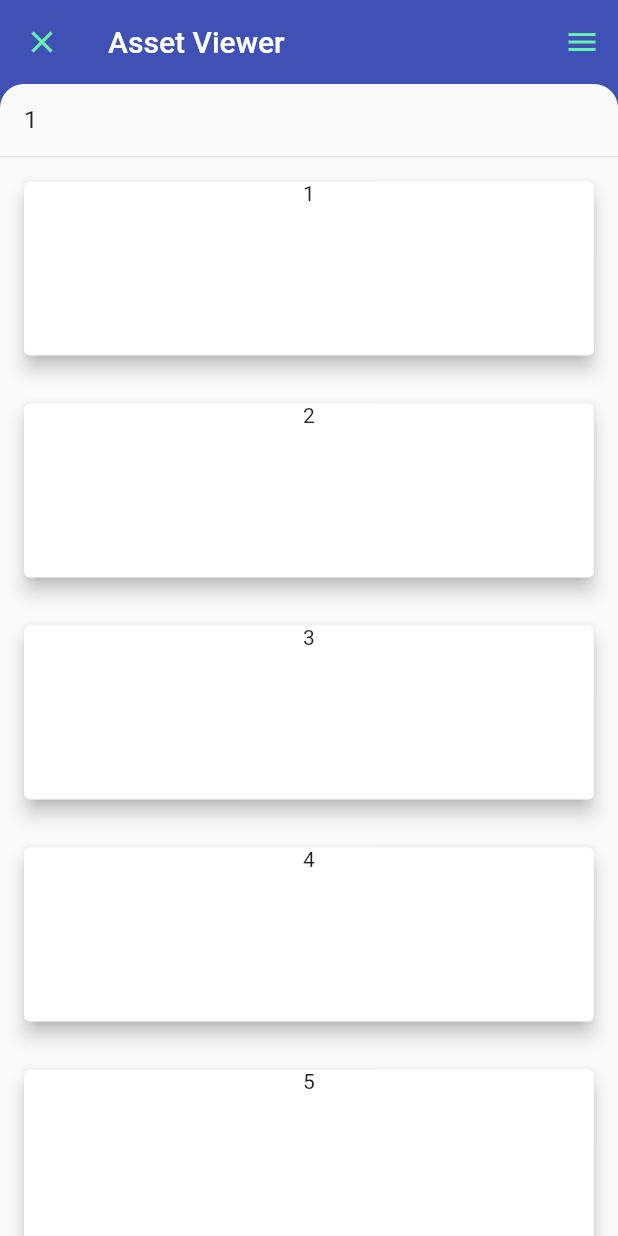
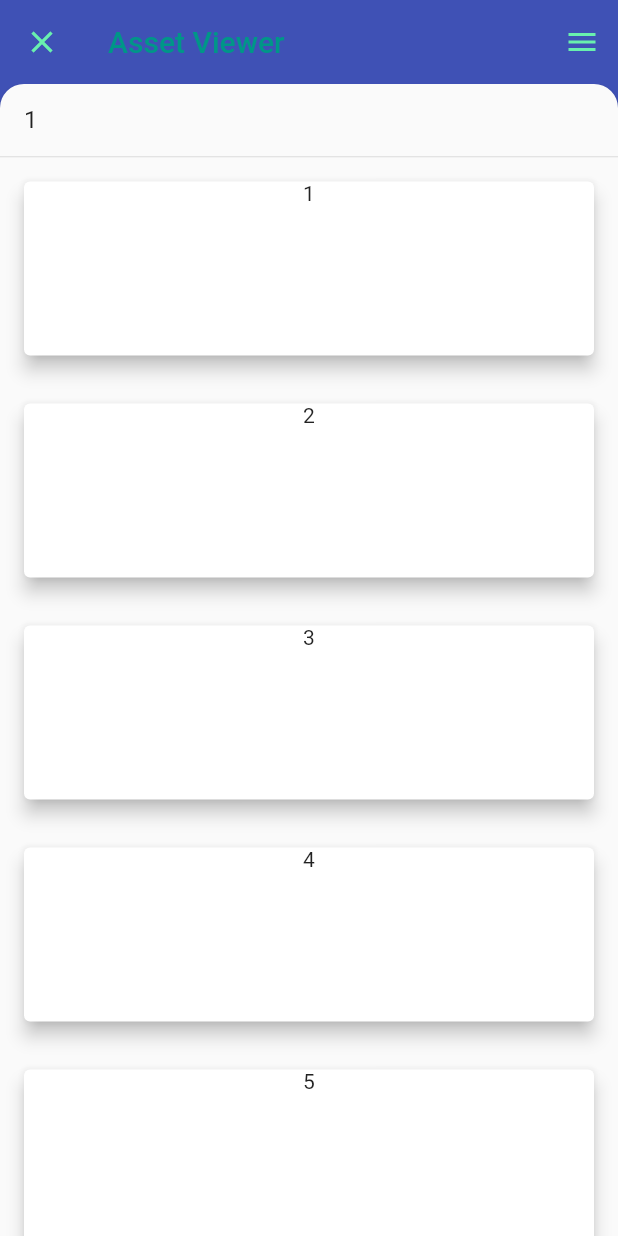
Before and after one commit to ko2ic/spike_flutter_material_theming, a Flutter app: the screen it shows after launch, after a tap on the "message" icon, on a phone screen of 412 x 824 dp. Run offline on Flutter 3.47's test engine with Material 2 defaults, Android fonts, the phone set to English and light mode, and no system bars.

Commit message:
ad labels

```diff
--- a/lib/labels.dart
+++ b/lib/labels.dart
@@ -1,13 +1,73 @@
 import 'package:flutter/material.dart';
 
 class LabelsPage extends StatelessWidget {
+  static const String routeName = '/typography';
+
   @override
   Widget build(BuildContext context) {
-    return Column(
-      children: <Widget>[
-        Padding(padding: EdgeInsets.only(top: 10, bottom: 10)),
-        Icon(Icons.error),
-      ],
+    final TextTheme textTheme = Theme.of(context).textTheme;
+    final List<Widget> styleItems = <Widget>[
+      Padding(padding: EdgeInsets.only(top: 10, bottom: 10)),
+      Icon(Icons.error),
+      TextStyleItem(name: 'Display 3', style: textTheme.display3, text: 'Regular 56sp'),
+      TextStyleItem(name: 'Display 2', style: textTheme.display2, text: 'Regular 45sp'),
+      TextStyleItem(name: 'Display 1', style: textTheme.display1, text: 'Regular 34sp'),
+      TextStyleItem(name: 'Headline', style: textTheme.headline, text: 'Regular 24sp'),
+      TextStyleItem(name: 'Title', style: textTheme.title, text: 'Medium 20sp'),
+      TextStyleItem(name: 'Subheading', style: textTheme.subhead, text: 'Regular 16sp'),
+      TextStyleItem(name: 'Body 2', style: textTheme.body2, text: 'Medium 14sp'),
+      TextStyleItem(name: 'Body 1', style: textTheme.body1, text: 'Regular 14sp'),
+      TextStyleItem(name: 'Caption', style: textTheme.caption, text: 'Regular 12sp'),
+      TextStyleItem(name: 'Button', style: textTheme.button, text: 'MEDIUM (ALL CAPS) 14sp'),
+    ];
+
+    if (MediaQuery.of(context).size.width > 500.0) {
+      styleItems.insert(0, TextStyleItem(name: 'Display 4', style: textTheme.display4, text: 'Light 112sp'));
+    }
+
+    return Scaffold(
+      body: SafeArea(
+        top: false,
+        bottom: false,
+        child: ListView(children: styleItems),
+      ),
     );
   }
 }
+
+class TextStyleItem extends StatelessWidget {
+  const TextStyleItem({
+    Key key,
+    @required this.name,
+    @required this.style,
+    @required this.text,
+  })  : assert(name != null),
+        assert(style != null),
+        assert(text != null),
+        super(key: key);
+
+  final String name;
+  final TextStyle style;
+  final String text;
+
+  @override
+  Widget build(BuildContext context) {
+    final ThemeData theme = Theme.of(context);
+    final TextStyle nameStyle = theme.textTheme.caption.copyWith(color: theme.textTheme.caption.color);
+    return Padding(
+      padding: const EdgeInsets.symmetric(horizontal: 8.0, vertical: 16.0),
+      child: Row(
+        crossAxisAlignment: CrossAxisAlignment.start,
+        children: <Widget>[
+          SizedBox(width: 72.0, child: Text(name, style: nameStyle)),
+          Expanded(
+            child: Text(
+              text,
+              style: style.copyWith(height: 1.0),
+            ),
+          ),
+        ],
+      ),
+    );
+  }
+}
--- a/lib/my_theme.dart
+++ b/lib/my_theme.dart
@@ -88,7 +88,13 @@ class MyTheme {
 //        color: Colors.white,
 //      ),
 //    ),
-//    primaryTextTheme: commonTextTheme,
+
+    primaryTextTheme: const TextTheme().copyWith(
+      /// appBarのタイトルの色が変わる
+      title: TextStyle().copyWith(
+        color: Colors.teal,
+      ),
+    ),
 //    accentTextTheme: commonTextTheme,
     inputDecorationTheme: InputDecorationTheme(
       /// InputDecorationの枠線の色が変わる（これがなければ、lightやdartの枠線の色）。利用しているwidgetでUnderlineInputBorderを使っていても、ここで設定してものに変更される
@@ -151,7 +157,12 @@ class MyTheme {
 //      Color onError,
 //      brightness: Brightness.light,
     ),
-//    DialogTheme dialogTheme,
+    dialogTheme: DialogTheme(
+
+        /// dialogのタイトルを変える
+        titleTextStyle: TextStyle(
+      color: Colors.deepOrange,
+    )),
 //    Typography typography,
 //    CupertinoThemeData cupertinoOverrideTheme
   );
```
Also changed, not shown: lib/main.dart (+8 -3 lines), 3 other files.
